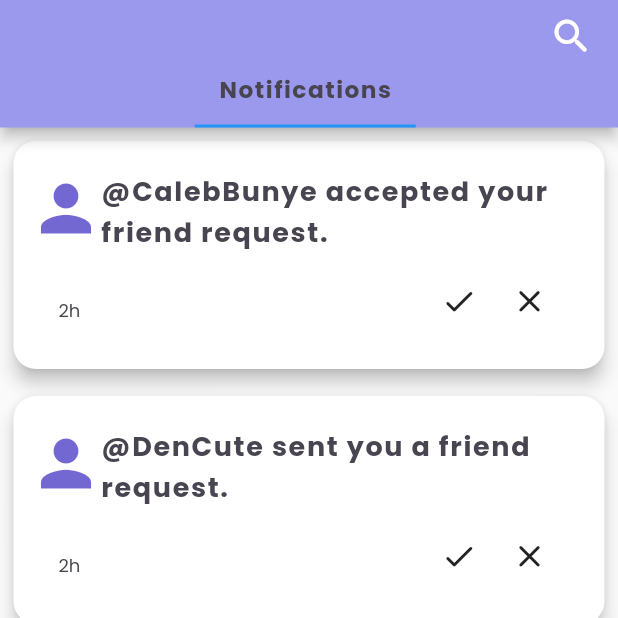
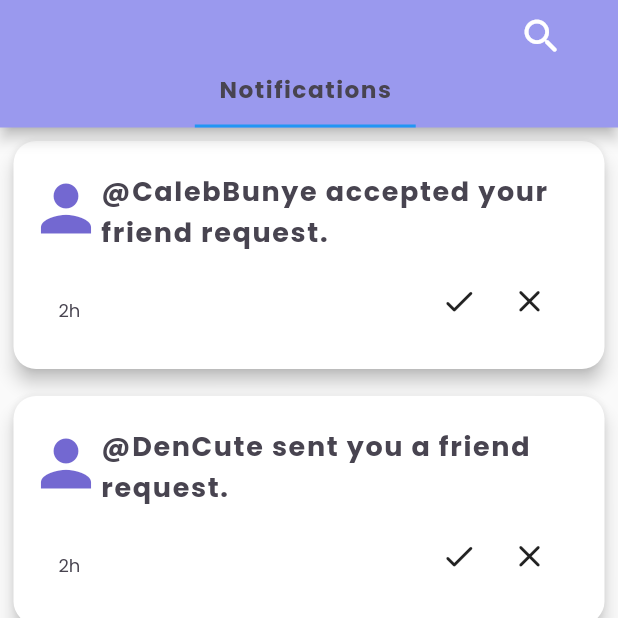
Before and after one commit to Habit-Tracker-192/Habit-Tracker, a Flutter app: the Notif screen opened directly, on a phone screen of 412 x 824 dp, the top half of it. Run offline on Flutter 3.47's test engine with Material 2 defaults, Android fonts, the phone set to English and light mode, and no system bars; our stand-ins replace cloud_firestore, firebase_auth, firebase_core, percent_indicator; accounts and stored records are empty.

Commit message:
Update notifs.dart

```diff
--- a/first_app/lib/screens/notifs.dart
+++ b/first_app/lib/screens/notifs.dart
@@ -1,9 +1,8 @@
-import 'package:flutter/material.dart';
-
+// ignore_for_file: prefer_const_constructors
 
 import 'package:flutter/material.dart';
 import 'package:percent_indicator/percent_indicator.dart';
-//import 'recent.dart';
+import 'searchUser.dart';
 
 
 class Notif extends StatefulWidget {
@@ -11,10 +10,10 @@ class Notif extends StatefulWidget {
 
 
   @override
-  _NotificationPageState createState() => _NotificationPageState();
+  _NotifState createState() => _NotifState();
 }
 
-class _NotificationPageState extends State<Notif> {
+class _NotifState extends State<Notif> {
   @override
   Widget build(BuildContext context) => DefaultTabController (
       length: 1,
@@ -26,10 +25,13 @@ class _NotificationPageState extends State<Notif> {
               title: Container(
                 child: IconButton(
                   alignment: Alignment.topRight,
-                  padding: EdgeInsets.fromLTRB(350, 15, 0, 0),
+                  padding: EdgeInsets.fromLTRB(330, 15, 0, 0),
                   icon: Icon(Icons.search_rounded, size: 30.0),
 
-                  onPressed: (){},
+                  onPressed: (){
+                    Navigator.push(context,
+                    MaterialPageRoute(builder: (context) => SearchUser()));
+                  },
                 ),
               ),
               bottom: TabBar(
@@ -53,7 +55,6 @@ class _NotificationPageState extends State<Notif> {
       )
   );
 }
-
 class Recent extends StatefulWidget {
   _RecentState createState() => _RecentState();
 }
```
